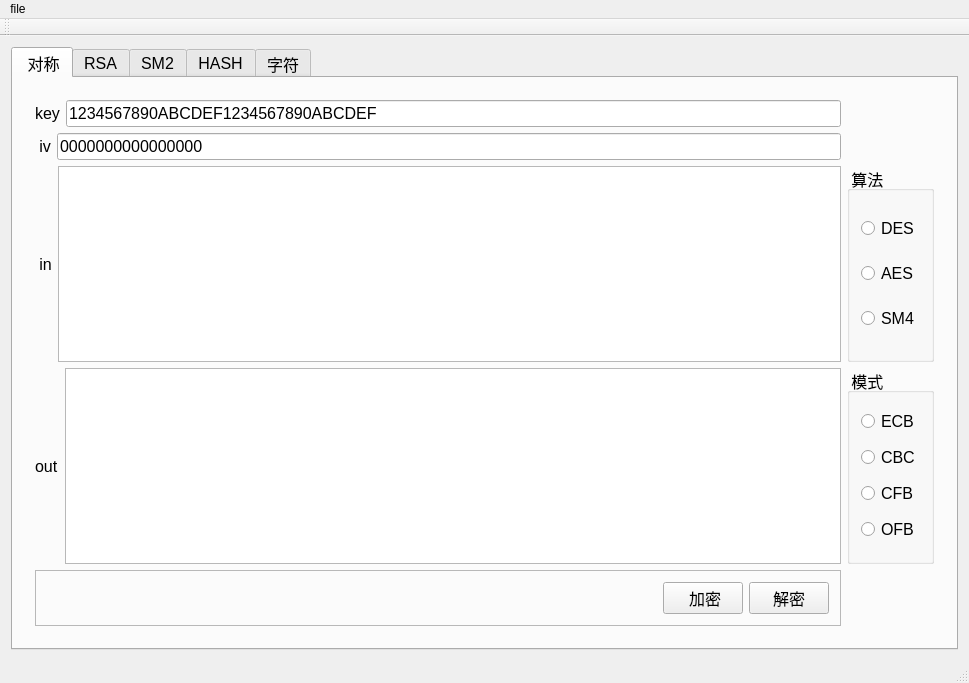
Above: mainwindow.ui from tan00/gmssl_cipher_tool before the change. Below: the same form after it.
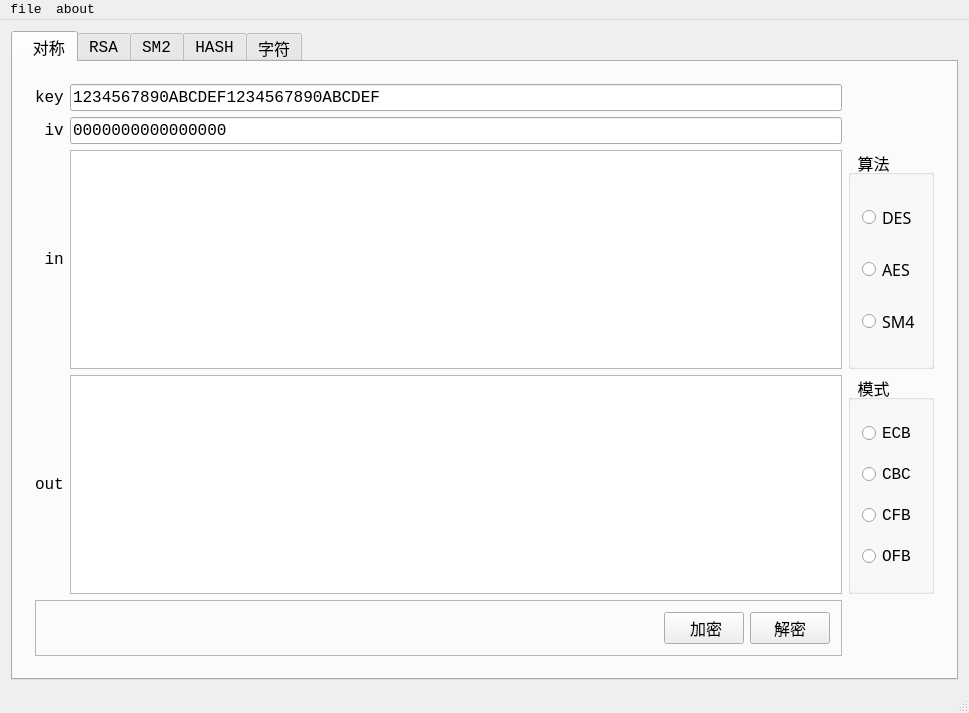
That is the form after the change. The open tabs and pages were chosen to show the change.

Diff of the .ui file:
```diff
--- a/mainwindow.ui
+++ b/mainwindow.ui
@@ -7,9 +7,17 @@
     <x>0</x>
     <y>0</y>
     <width>969</width>
-    <height>683</height>
+    <height>713</height>
    </rect>
   </property>
+  <property name="font">
+   <font>
+    <family>Consolas</family>
+    <pointsize>10</pointsize>
+    <weight>50</weight>
+    <bold>false</bold>
+   </font>
+  </property>
   <property name="windowTitle">
    <string>CipherTool</string>
   </property>
@@ -20,6 +28,8 @@
       <property name="font">
        <font>
         <pointsize>12</pointsize>
+        <weight>50</weight>
+        <bold>false</bold>
        </font>
       </property>
       <property name="currentIndex">
@@ -32,6 +42,13 @@
        <layout class="QGridLayout" name="gridLayout_6">
         <item row="0" column="0">
          <widget class="QWidget" name="widget_sym" native="true">
+          <property name="font">
+           <font>
+            <family>Source Code Pro</family>
+            <weight>50</weight>
+            <bold>false</bold>
+           </font>
+          </property>
           <layout class="QGridLayout" name="gridLayout_3">
            <item row="0" column="0">
             <layout class="QFormLayout" name="formLayout">
@@ -39,7 +56,10 @@
               <widget class="QLabel" name="label">
                <property name="font">
                 <font>
+                 <family>Consolas</family>
                  <pointsize>12</pointsize>
+                 <weight>50</weight>
+                 <bold>false</bold>
                 </font>
                </property>
                <property name="text">
@@ -49,6 +69,13 @@
              </item>
              <item row="0" column="1">
               <widget class="QLineEdit" name="lineEdit_key">
+               <property name="font">
+                <font>
+                 <family>Consolas</family>
+                 <weight>50</weight>
+                 <bold>false</bold>
+                </font>
+               </property>
                <property name="text">
                 <string>1234567890ABCDEF1234567890ABCDEF</string>
                </property>
@@ -65,7 +92,10 @@
               <widget class="QLabel" name="label_2">
                <property name="font">
                 <font>
+                 <family>Consolas</family>
                  <pointsize>12</pointsize>
+                 <weight>50</weight>
+                 <bold>false</bold>
                 </font>
                </property>
                <property name="text">
@@ -75,6 +105,13 @@
              </item>
              <item row="0" column="1">
               <widget class="QLineEdit" name="lineEdit_iv">
+               <property name="font">
+                <font>
+                 <family>Consolas</family>
+                 <weight>50</weight>
+                 <bold>false</bold>
+                </font>
+               </property>
                <property name="text">
                 <string>0000000000000000</string>
                </property>
@@ -88,13 +125,24 @@
            <item row="2" column="0">
             <layout class="QGridLayout" name="gridLayout_4">
              <item row="0" column="1">
-              <widget class="QTextEdit" name="textEdit_in"/>
+              <widget class="QTextEdit" name="textEdit_in">
+               <property name="font">
+                <font>
+                 <family>Consolas</family>
+                 <weight>50</weight>
+                 <bold>false</bold>
+                </font>
+               </property>
+              </widget>
              </item>
              <item row="0" column="0">
               <widget class="QLabel" name="label_3">
                <property name="font">
                 <font>
+                 <family>Consolas</family>
                  <pointsize>12</pointsize>
+                 <weight>50</weight>
+                 <bold>false</bold>
                 </font>
                </property>
                <property name="text">
@@ -106,12 +154,26 @@
            </item>
            <item row="2" column="1">
             <widget class="QGroupBox" name="groupBox">
+             <property name="font">
+              <font>
+               <family>Consolas</family>
+               <weight>50</weight>
+               <bold>false</bold>
+              </font>
+             </property>
              <property name="title">
               <string> 算法</string>
              </property>
              <layout class="QVBoxLayout" name="verticalLayout_2">
               <item>
                <widget class="QRadioButton" name="radioButton_des">
+                <property name="font">
+                 <font>
+                  <family>Source Code Pro</family>
+                  <weight>50</weight>
+                  <bold>false</bold>
+                 </font>
+                </property>
                 <property name="text">
                  <string>DES</string>
                 </property>
@@ -119,6 +181,13 @@
               </item>
               <item>
                <widget class="QRadioButton" name="radioButton_aes">
+                <property name="font">
+                 <font>
+                  <family>Source Code Pro</family>
+                  <weight>50</weight>
+                  <bold>false</bold>
+                 </font>
+                </property>
                 <property name="text">
                  <string>AES</string>
                 </property>
@@ -126,6 +195,13 @@
               </item>
               <item>
                <widget class="QRadioButton" name="radioButton_sm4">
+                <property name="font">
+                 <font>
+                  <family>Source Code Pro</family>
+                  <weight>50</weight>
+                  <bold>false</bold>
+                 </font>
+                </property>
                 <property name="text">
                  <string>SM4</string>
                 </property>
@@ -140,7 +216,10 @@
               <widget class="QLabel" name="label_4">
                <property name="font">
                 <font>
+                 <family>Consolas</family>
                  <pointsize>12</pointsize>
+                 <weight>50</weight>
+                 <bold>false</bold>
                 </font>
                </property>
                <property name="text">
@@ -149,12 +228,27 @@
               </widget>
              </item>
              <item row="0" column="1">
-              <widget class="QTextEdit" name="textEdit_out"/>
+              <widget class="QTextEdit" name="textEdit_out">
+               <property name="font">
+                <font>
+                 <family>Consolas</family>
+                 <weight>50</weight>
+                 <bold>false</bold>
+                </font>
+               </property>
+              </widget>
              </item>
             </layout>
            </item>
            <item row="3" column="1">
             <widget class="QGroupBox" name="groupBox_2">
+             <property name="font">
+              <font>
+               <family>Consolas</family>
+               <weight>50</weight>
+               <bold>false</bold>
+              </font>
+             </property>
              <property name="title">
               <string> 模式</string>
              </property>
@@ -1072,15 +1166,13 @@
      <string>file</string>
     </property>
    </widget>
+   <widget class="QMenu" name="menuabout">
+    <property name="title">
+     <string>about</string>
+    </property>
+   </widget>
    <addaction name="menufile"/>
-  </widget>
-  <widget class="QToolBar" name="mainToolBar">
-   <attribute name="toolBarArea">
-    <enum>TopToolBarArea</enum>
-   </attribute>
-   <attribute name="toolBarBreak">
-    <bool>false</bool>
-   </attribute>
+   <addaction name="menuabout"/>
   </widget>
   <widget class="QStatusBar" name="statusBar"/>
  </widget>
```
Left out of the diff: 70 changed lines with no effect on the pictures.
